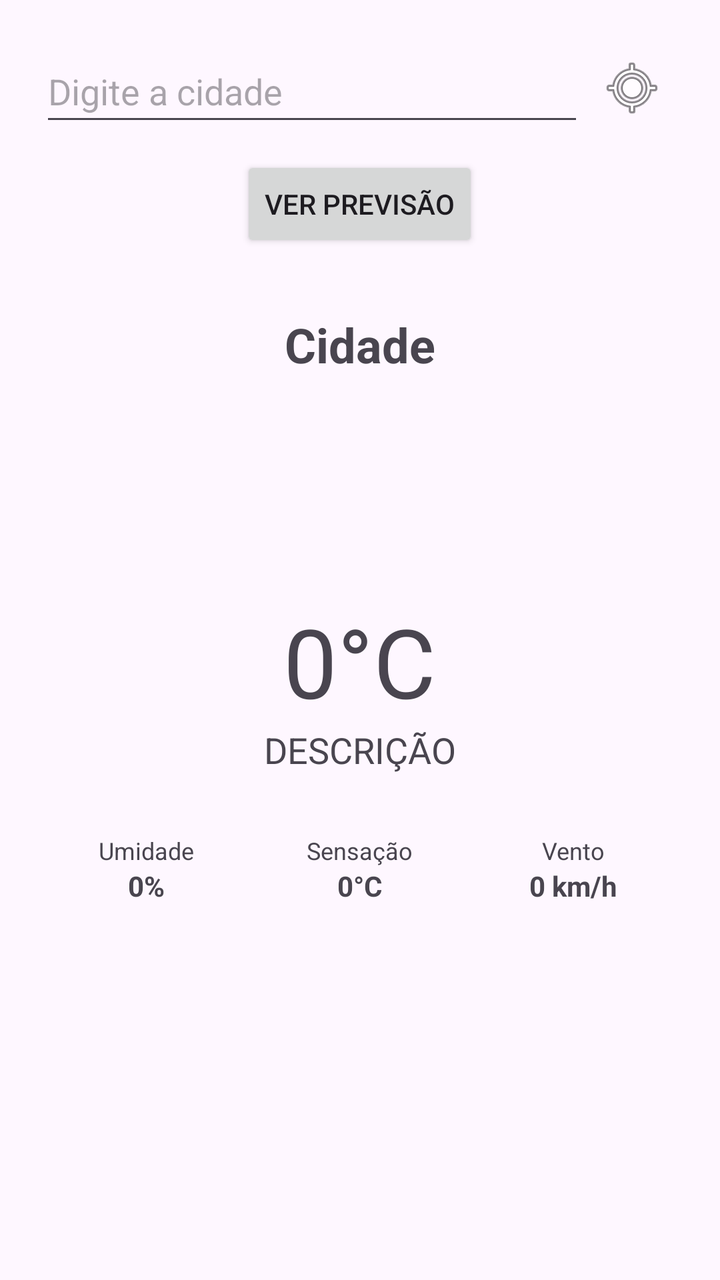
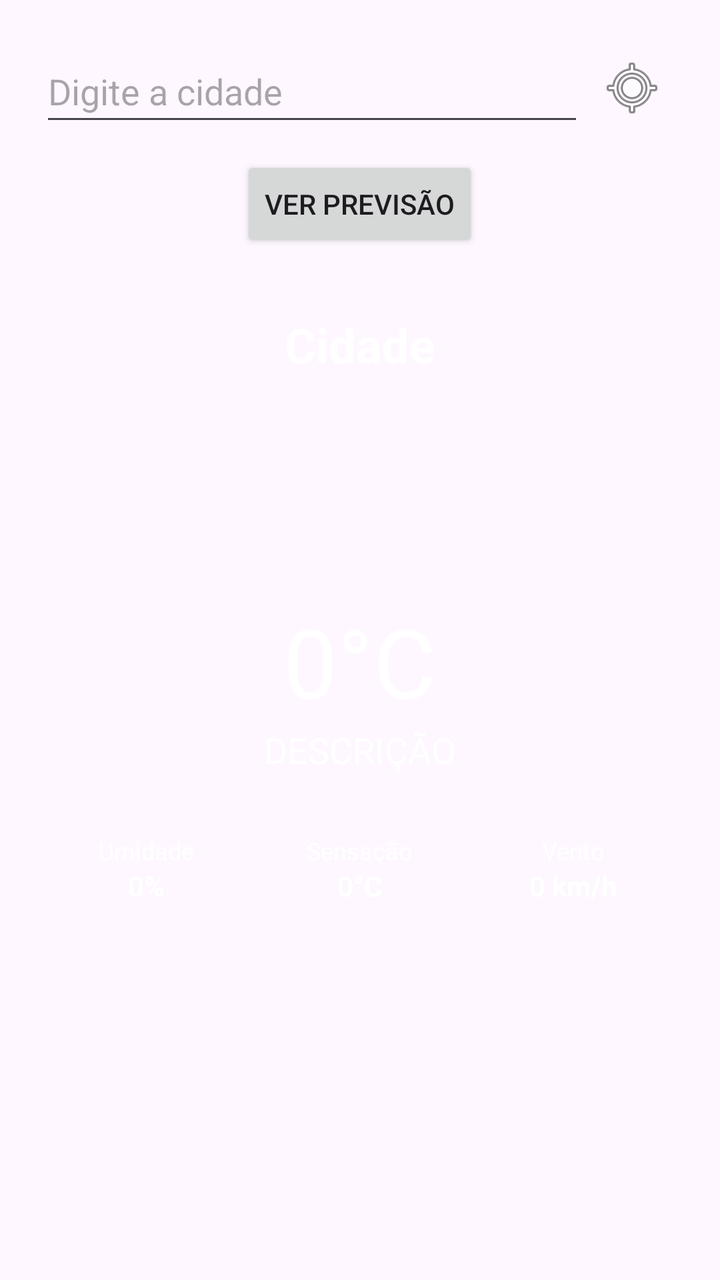

An Android layout rendered at two revisions. The XML below is the earlier revision; the diff shows what the commit changed to produce the second picture.
<!-- AndroidManifest.xml: application theme Theme.PrevisaoDoTempo -->
<!-- res/layout/activity_main.xml -->
<?xml version="1.0" encoding="utf-8"?>
<androidx.constraintlayout.widget.ConstraintLayout xmlns:android="http://schemas.android.com/apk/res/android"
    xmlns:app="http://schemas.android.com/apk/res-auto"
    xmlns:tools="http://schemas.android.com/tools"
    android:id="@+id/rootLayout"
    android:layout_width="match_parent"
    android:layout_height="match_parent"
    tools:context=".MainActivity">

    <LinearLayout
        android:layout_width="match_parent"
        android:layout_height="match_parent"
        android:orientation="vertical"
        android:padding="20dp"
        android:gravity="center_horizontal">

        <LinearLayout
            android:layout_width="match_parent"
            android:layout_height="wrap_content"
            android:orientation="horizontal">

            <EditText
                android:id="@+id/etCity"
                android:layout_width="0dp"
                android:layout_height="wrap_content"
                android:layout_weight="1"
                android:hint="Digite a cidade"
                android:minHeight="48dp" />

            <ImageButton
                android:id="@+id/btnLocation"
                android:layout_width="48dp"
                android:layout_height="48dp"
                android:src="@android:drawable/ic_menu_mylocation"
                android:background="?attr/selectableItemBackgroundBorderless"
                android:contentDescription="Minha localização" />
        </LinearLayout>

        <Button
            android:id="@+id/btnSearch"
            android:layout_width="wrap_content"
            android:layout_height="wrap_content"
            android:text="Ver Previsão"
            android:layout_marginTop="10dp" />

        <ProgressBar
            android:id="@+id/progressBar"
            android:layout_width="wrap_content"
            android:layout_height="wrap_content"
            android:visibility="gone"
            android:layout_marginTop="10dp" />

        <TextView
            android:id="@+id/tvCityName"
            android:layout_width="wrap_content"
            android:layout_height="wrap_content"
            android:textSize="24sp"
            android:textStyle="bold"
            android:layout_marginTop="30dp"
            android:text="Cidade" />

        <ImageView
            android:id="@+id/ivWeatherIcon"
            android:layout_width="100dp"
            android:layout_height="100dp"
            android:layout_marginTop="10dp"
            android:contentDescription="Ícone do tempo" />

        <TextView
            android:id="@+id/tvTemperature"
            android:layout_width="wrap_content"
            android:layout_height="wrap_content"
            android:textSize="48sp"
            android:text="0°C" />

        <TextView
            android:id="@+id/tvDescription"
            android:layout_width="wrap_content"
            android:layout_height="wrap_content"
            android:textSize="18sp"
            android:textAllCaps="true"
            android:text="Descrição" />

        <LinearLayout
            android:layout_width="match_parent"
            android:layout_height="wrap_content"
            android:orientation="horizontal"
            android:layout_marginTop="30dp"
            android:baselineAligned="false"
            android:gravity="center">

            <LinearLayout
                android:layout_width="0dp"
                android:layout_height="wrap_content"
                android:layout_weight="1"
                android:gravity="center"
                android:orientation="vertical">
                <TextView
                    android:layout_width="wrap_content"
                    android:layout_height="wrap_content"
                    android:text="Umidade"
                    android:textSize="12sp" />
                <TextView
                    android:id="@+id/tvHumidity"
                    android:layout_width="wrap_content"
                    android:layout_height="wrap_content"
                    android:text="0%"
                    android:textStyle="bold" />
            </LinearLayout>

            <LinearLayout
                android:layout_width="0dp"
                android:layout_height="wrap_content"
                android:layout_weight="1"
                android:gravity="center"
                android:orientation="vertical">
                <TextView
                    android:layout_width="wrap_content"
                    android:layout_height="wrap_content"
                    android:text="Sensação"
                    android:textSize="12sp" />
                <TextView
                    android:id="@+id/tvFeelsLike"
                    android:layout_width="wrap_content"
                    android:layout_height="wrap_content"
                    android:text="0°C"
                    android:textStyle="bold" />
            </LinearLayout>

            <LinearLayout
                android:layout_width="0dp"
                android:layout_height="wrap_content"
                android:layout_weight="1"
                android:gravity="center"
                android:orientation="vertical">
                <TextView
                    android:layout_width="wrap_content"
                    android:layout_height="wrap_content"
                    android:text="Vento"
                    android:textSize="12sp" />
                <TextView
                    android:id="@+id/tvWindSpeed"
                    android:layout_width="wrap_content"
                    android:layout_height="wrap_content"
                    android:text="0 km/h"
                    android:textStyle="bold" />
            </LinearLayout>

        </LinearLayout>

    </LinearLayout>

</androidx.constraintlayout.widget.ConstraintLayout>
<!-- resources referenced by this layout -->
<resources>
  <style name="Theme.PrevisaoDoTempo" parent="Base.Theme.PrevisaoDoTempo" />
  <style name="Base.Theme.PrevisaoDoTempo" parent="Theme.Material3.DayNight.NoActionBar">
          
          
      </style>
</resources>

<!-- the commit's change to res/layout/activity_main.xml (unified diff, before → after) -->
@@ -57,6 +57,7 @@
             android:textSize="24sp"
             android:textStyle="bold"
             android:layout_marginTop="30dp"
+            android:textColor="#FFFFFF"
             android:text="Cidade" />
 
         <ImageView
@@ -71,6 +72,7 @@
             android:layout_width="wrap_content"
             android:layout_height="wrap_content"
             android:textSize="48sp"
+            android:textColor="#FFFFFF"
             android:text="0°C" />
 
         <TextView
@@ -79,6 +81,7 @@
             android:layout_height="wrap_content"
             android:textSize="18sp"
             android:textAllCaps="true"
+            android:textColor="#FFFFFF"
             android:text="Descrição" />
 
         <LinearLayout
@@ -99,12 +102,14 @@
                     android:layout_width="wrap_content"
                     android:layout_height="wrap_content"
                     android:text="Umidade"
+                    android:textColor="#FFFFFF"
                     android:textSize="12sp" />
                 <TextView
                     android:id="@+id/tvHumidity"
                     android:layout_width="wrap_content"
                     android:layout_height="wrap_content"
                     android:text="0%"
+                    android:textColor="#FFFFFF"
                     android:textStyle="bold" />
             </LinearLayout>
 
@@ -118,12 +123,14 @@
                     android:layout_width="wrap_content"
                     android:layout_height="wrap_content"
                     android:text="Sensação"
+                    android:textColor="#FFFFFF"
                     android:textSize="12sp" />
                 <TextView
                     android:id="@+id/tvFeelsLike"
                     android:layout_width="wrap_content"
                     android:layout_height="wrap_content"
                     android:text="0°C"
+                    android:textColor="#FFFFFF"
                     android:textStyle="bold" />
             </LinearLayout>
 
@@ -137,17 +144,27 @@
                     android:layout_width="wrap_content"
                     android:layout_height="wrap_content"
                     android:text="Vento"
+                    android:textColor="#FFFFFF"
                     android:textSize="12sp" />
                 <TextView
                     android:id="@+id/tvWindSpeed"
                     android:layout_width="wrap_content"
                     android:layout_height="wrap_content"
                     android:text="0 km/h"
+                    android:textColor="#FFFFFF"
                     android:textStyle="bold" />
             </LinearLayout>
 
         </LinearLayout>
 
+        <androidx.recyclerview.widget.RecyclerView
+            android:id="@+id/rvForecast"
+            android:layout_width="match_parent"
+            android:layout_height="0dp"
+            android:layout_weight="1"
+            android:layout_marginTop="20dp"
+            android:padding="8dp" />
+
     </LinearLayout>
 
 </androidx.constraintlayout.widget.ConstraintLayout>
